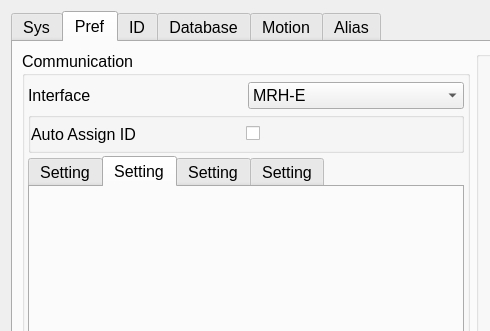
Old version of the form source/wnd/ui/syspref.ui in the repository ww4u/megarobostudio; both pictures show x 0 to 490 and y 0 to 331 of the 722 by 657 pixel window.
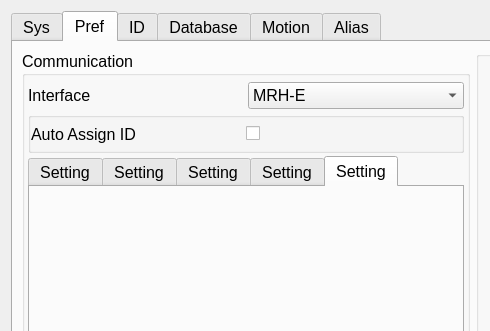
New version of the form. Icons and pictures are not drawn. Custom widgets are drawn as their Qt base class.

```diff
--- a/source/wnd/ui/syspref.ui
+++ b/source/wnd/ui/syspref.ui
@@ -582,7 +582,7 @@
             <item row="5" column="0" colspan="2">
              <widget class="QTabWidget" name="tabWidget_2">
               <property name="currentIndex">
-               <number>1</number>
+               <number>4</number>
               </property>
               <widget class="QWidget" name="tab_5">
                <attribute name="title">
@@ -774,6 +774,16 @@
                 </item>
                </layout>
               </widget>
+              <widget class="QWidget" name="tab_9">
+               <attribute name="title">
+                <string>Setting</string>
+               </attribute>
+               <layout class="QGridLayout" name="gridLayout_10">
+                <item row="0" column="0">
+                 <widget class="PortOption" name="portESetting" native="true"/>
+                </item>
+               </layout>
+              </widget>
              </widget>
             </item>
             <item row="1" column="0" colspan="2">
```
